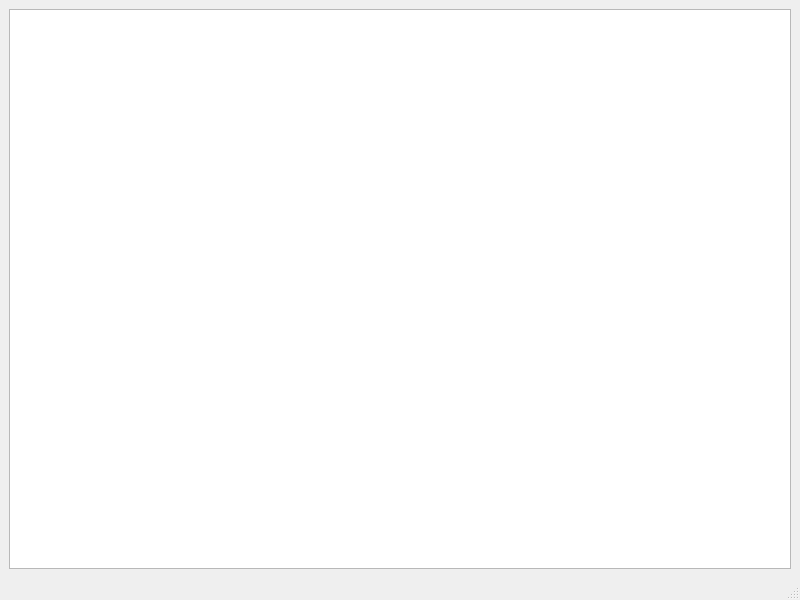
Qt form mainwindow.ui (cabb1808/juego2) before a commit.
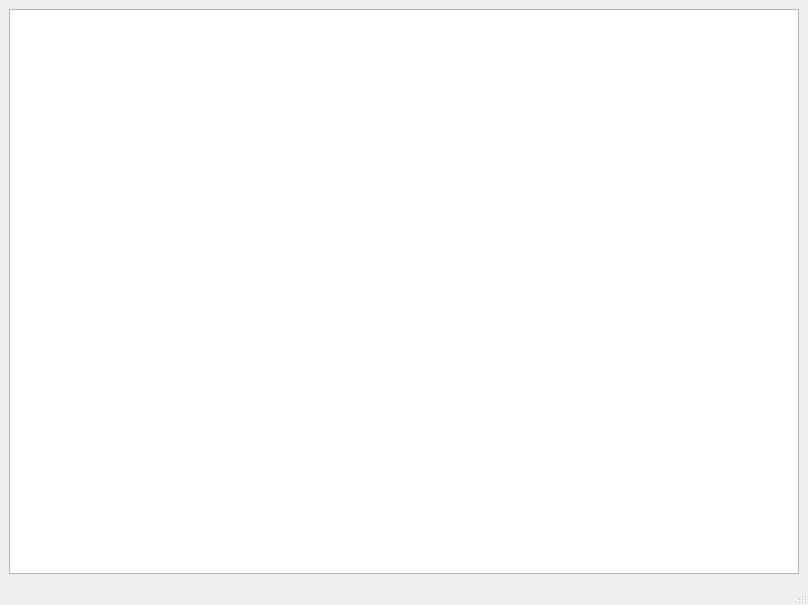
The same form after that commit.

```diff
--- a/mainwindow.ui
+++ b/mainwindow.ui
@@ -6,8 +6,8 @@
    <rect>
     <x>0</x>
     <y>0</y>
-    <width>800</width>
-    <height>600</height>
+    <width>808</width>
+    <height>605</height>
    </rect>
   </property>
   <property name="windowTitle">
```
Left out of the diff: 2 changed lines with no effect on the pictures.
